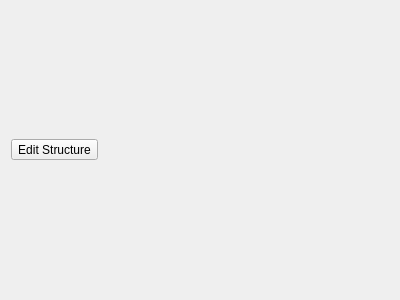
Before: the Qt Designer form src/ui/reoshydraulicstructure2dproperties.ui in vcloarec/ReosProject, drawn with Qt 5.
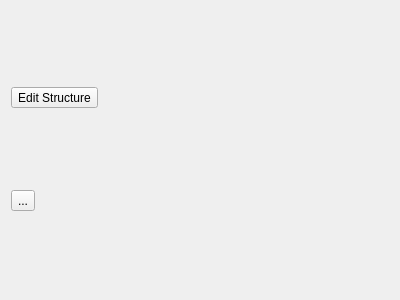
After: the same form once the commit is applied.

Diff of the .ui file:
```diff
--- a/src/ui/reoshydraulicstructure2dproperties.ui
+++ b/src/ui/reoshydraulicstructure2dproperties.ui
@@ -21,6 +21,13 @@
      </property>
     </widget>
    </item>
+   <item>
+    <widget class="QToolButton" name="mRunSimulationToolButton">
+     <property name="text">
+      <string>...</string>
+     </property>
+    </widget>
+   </item>
   </layout>
  </widget>
  <resources/>
```
